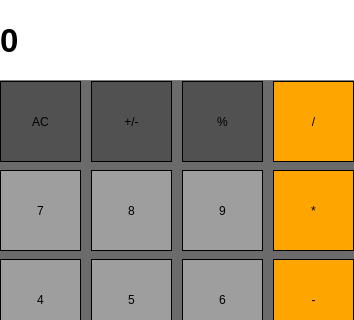
Old version of the form mainwindow.ui in the repository exquet/Qt-calculator; both pictures show x 0 to 354 and y 0 to 320 of the 354 by 518 pixel window.
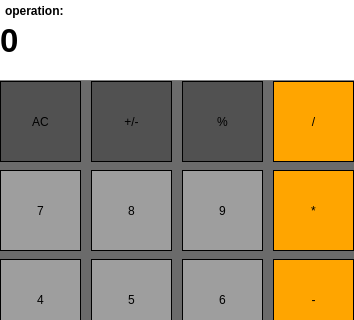
New version of the form. Icons and pictures are not drawn.

Commit message: bug fixing the window and adding the operation display

```diff
--- a/mainwindow.ui
+++ b/mainwindow.ui
@@ -10,6 +10,18 @@
     <height>518</height>
    </rect>
   </property>
+  <property name="minimumSize">
+   <size>
+    <width>354</width>
+    <height>518</height>
+   </size>
+  </property>
+  <property name="maximumSize">
+   <size>
+    <width>354</width>
+    <height>518</height>
+   </size>
+  </property>
   <property name="windowTitle">
    <string>calculator by exquet</string>
   </property>
@@ -496,6 +508,25 @@
      <string>.</string>
     </property>
    </widget>
+   <widget class="QLabel" name="operation_text">
+    <property name="geometry">
+     <rect>
+      <x>5</x>
+      <y>0</y>
+      <width>71</width>
+      <height>21</height>
+     </rect>
+    </property>
+    <property name="styleSheet">
+     <string notr="true">QLabel {
+background-color: white;
+font-weight: bold;
+}</string>
+    </property>
+    <property name="text">
+     <string>operation: </string>
+    </property>
+   </widget>
   </widget>
  </widget>
  <resources/>
```
The commit also changes 1 other file.
